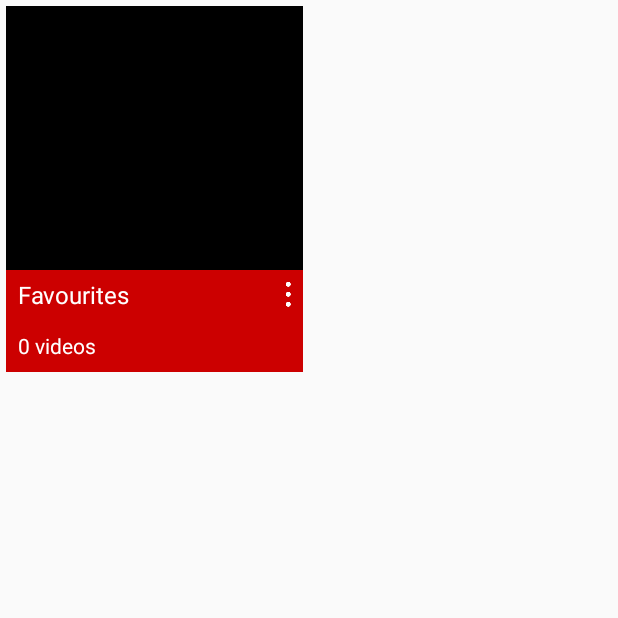
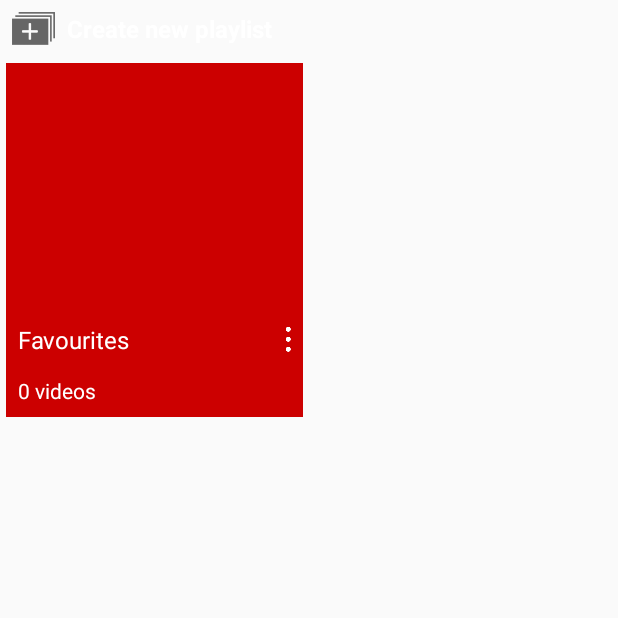
Before and after one commit to yshahak/YouTubePlayer, an Android app: the fragment TabPlaylistFragment shown on its own in the app's theme, on a phone screen of 412 x 824 dp, the top half of it. Run offline under Robolectric (Android 15) with nearby library versions, the phone set to English and light mode, and no system bars; our stand-ins replace Picasso; pictures from the network do not load.

Commit message:
Add playlists

```diff
--- a/app/src/main/java/pro/myvideos/youtubeplayer/adapters/CustomPagerAdapter.java
+++ b/app/src/main/java/pro/myvideos/youtubeplayer/adapters/CustomPagerAdapter.java
@@ -23,6 +23,11 @@ public class CustomPagerAdapter extends FragmentPagerAdapter {
     }
 
     @Override
+    public int getItemPosition(Object object) {
+        return (object instanceof TabHomeFragment) ? POSITION_UNCHANGED : POSITION_NONE;
+    }
+
+    @Override
     public int getCount() {
         return 2;
     }
--- a/app/src/main/java/pro/myvideos/youtubeplayer/adapters/RecyclerAdapterPlaylist.java
+++ b/app/src/main/java/pro/myvideos/youtubeplayer/adapters/RecyclerAdapterPlaylist.java
@@ -1,16 +1,20 @@
 package pro.myvideos.youtubeplayer.adapters;
 
 import android.content.Context;
+import android.net.Uri;
 import android.support.v7.widget.RecyclerView;
 import android.view.LayoutInflater;
 import android.view.View;
 import android.view.ViewGroup;
-import android.widget.GridLayout;
+import android.widget.ImageView;
 import android.widget.TextView;
+
+import com.squareup.picasso.Picasso;
 
 import pro.myvideos.youtubeplayer.R;
 import pro.myvideos.youtubeplayer.activities.MainActivity;
 import pro.myvideos.youtubeplayer.data.Playlist;
+import pro.myvideos.youtubeplayer.data.VideoData;
 
 /**
  * Created by B.E.L on 06/11/2016.
@@ -36,6 +40,33 @@ public class RecyclerAdapterPlaylist extends RecyclerView.Adapter<RecyclerAdapte
         Playlist playlist = MainActivity.playlists.get(position);
         holder.playlistCount.setText(String.format(countFormatter, playlist.getVideos().size()));
         holder.playlistTitle.setText(playlist.getPlaylistName());
+        int count = 0;
+        for (VideoData videoData : playlist.getVideos()){
+            ImageView imageView = null;
+            switch (count){
+                case 0:
+                    imageView = holder.thumb0;
+                    break;
+                case 1:
+                    imageView = holder.thumb1;
+                    break;
+                case 2:
+                    imageView = holder.thumb2;
+                    break;
+                case 3:
+                    imageView = holder.thumb3;
+                    break;
+            }
+            Picasso.
+                    with(holder.itemView.getContext())
+                    .load(Uri.parse(videoData.getImg_src()))
+                    .fit()
+                    .into(imageView);
+            count++;
+            if (count == 4){
+                break;
+            }
+        }
     }
 
     @Override
@@ -45,13 +76,17 @@ public class RecyclerAdapterPlaylist extends RecyclerView.Adapter<RecyclerAdapte
 
     class Holder extends RecyclerView.ViewHolder implements View.OnClickListener {
 
-        GridLayout gridLayout;
+        ImageView thumb0, thumb1, thumb2, thumb3;
         TextView playlistTitle, playlistCount;
         View playlistMenu;
 
         Holder(View itemView) {
             super(itemView);
-            gridLayout = (GridLayout) itemView.findViewById(R.id.grid_layout);
+            thumb0 = (ImageView) itemView.findViewById(R.id.thumb0);
+            thumb1 = (ImageView) itemView.findViewById(R.id.thumb1);
+            thumb2 = (ImageView) itemView.findViewById(R.id.thumb2);
+            thumb3 = (ImageView) itemView.findViewById(R.id.thumb3);
+
             playlistTitle = (TextView)itemView.findViewById(R.id.playlist_title);
             playlistCount = (TextView)itemView.findViewById(R.id.playlist_count);
             playlistMenu = itemView.findViewById(R.id.playlist_menu);
--- a/app/src/main/java/pro/myvideos/youtubeplayer/fragments/TabPlaylistFragment.java
+++ b/app/src/main/java/pro/myvideos/youtubeplayer/fragments/TabPlaylistFragment.java
@@ -2,6 +2,7 @@ package pro.myvideos.youtubeplayer.fragments;
 
 import android.os.Bundle;
 import android.support.annotation.Nullable;
+import android.support.v4.app.DialogFragment;
 import android.support.v4.app.Fragment;
 import android.support.v7.widget.GridLayoutManager;
 import android.support.v7.widget.RecyclerView;
@@ -9,15 +10,14 @@ import android.view.LayoutInflater;
 import android.view.View;
 import android.view.ViewGroup;
 
+import pro.myvideos.youtubeplayer.R;
 import pro.myvideos.youtubeplayer.adapters.RecyclerAdapterPlaylist;
 
 /**
  * Created by B.E.L on 06/11/2016.
  */
 
-public class TabPlaylistFragment extends Fragment{
-
-    private RecyclerView recyclerView;
+public class TabPlaylistFragment extends Fragment implements View.OnClickListener{
 
     public static TabPlaylistFragment newInstance(){
         return new TabPlaylistFragment();
@@ -26,10 +26,19 @@ public class TabPlaylistFragment extends Fragment{
     @Nullable
     @Override
     public View onCreateView(LayoutInflater inflater, @Nullable ViewGroup container, @Nullable Bundle savedInstanceState) {
-        recyclerView = new RecyclerView(getContext());
+        ViewGroup viewGroup = (ViewGroup) inflater.inflate(R.layout.fragment_playlist, container, false);
+        RecyclerView recyclerView = (RecyclerView) viewGroup.findViewById(R.id.recycler_view);
         GridLayoutManager gridLayoutManager = new GridLayoutManager(getContext(), 2);
         recyclerView.setLayoutManager(gridLayoutManager);
         recyclerView.setAdapter(new RecyclerAdapterPlaylist(getContext()));
-        return recyclerView;
+        viewGroup.findViewById(R.id.btn_create_playlist).setOnClickListener(this);
+        return viewGroup;
+    }
+
+    @Override
+    public void onClick(View view) {
+        DialogFragment newDialog = new DialogAddCustomPlaylist();
+        DialogAddCustomPlaylist.playedVideo = null;
+        newDialog.show(getFragmentManager(), "");
     }
 }
--- a/app/src/main/res/layout/cell_playlist_tab.xml
+++ b/app/src/main/res/layout/cell_playlist_tab.xml
@@ -1,53 +1,54 @@
 <?xml version="1.0" encoding="utf-8"?>
-<LinearLayout
-    xmlns:android="http://schemas.android.com/apk/res/android"
+<LinearLayout xmlns:android="http://schemas.android.com/apk/res/android"
+    xmlns:tools="http://schemas.android.com/tools"
     android:layout_width="match_parent"
     android:layout_height="wrap_content"
-    xmlns:tools="http://schemas.android.com/tools"
     android:layout_margin="4dp"
     android:background="@android:color/holo_red_dark"
     android:orientation="vertical">
 
-    <GridLayout
-        android:id="@+id/grid_layout"
+    <LinearLayout
+        android:layout_width="match_parent"
+        android:layout_height="wrap_content">
+
+        <ImageView
+            android:id="@+id/thumb0"
+            android:layout_width="0dp"
+            android:layout_height="@dimen/playlist_thumb"
+            android:layout_margin="4dp"
+            android:layout_weight="1"
+            tools:src="@drawable/options_dots" />
+        <ImageView
+            android:id="@+id/thumb1"
+            android:layout_width="0dp"
+            android:layout_height="@dimen/playlist_thumb"
+            android:layout_margin="4dp"
+            android:layout_weight="1"
+            tools:src="@drawable/options_dots" />
+
+    </LinearLayout>
+
+    <LinearLayout
         android:layout_width="match_parent"
         android:layout_height="wrap_content"
-        android:layout_gravity="center_horizontal"
-        android:background="@android:color/black"
-        android:rowCount="2"
-        android:columnCount="2">
+        android:layout_marginTop="8dp">
 
         <ImageView
-            android:layout_width="@dimen/playlist_thumb"
+            android:id="@+id/thumb2"
+            android:layout_width="0dp"
             android:layout_height="@dimen/playlist_thumb"
-            android:padding="8dp"
-            android:layout_margin="8dp"
-            tools:src="@drawable/options_dots"/>
+            android:layout_margin="4dp"
+            android:layout_weight="1"
+            tools:src="@drawable/options_dots" />
+        <ImageView
+            android:id="@+id/thumb3"
+            android:layout_width="0dp"
+            android:layout_height="@dimen/playlist_thumb"
+            android:layout_margin="4dp"
+            android:layout_weight="1"
+            tools:src="@drawable/options_dots" />
 
-
-        <ImageView
-            android:layout_width="@dimen/playlist_thumb"
-            android:layout_height="@dimen/playlist_thumb"
-            android:layout_margin="8dp"
-            android:padding="8dp"
-            tools:src="@drawable/options_dots"/>
-
-
-        <ImageView
-            android:layout_width="@dimen/playlist_thumb"
-            android:layout_height="@dimen/playlist_thumb"
-            android:padding="8dp"
-            android:layout_margin="8dp"
-            tools:src="@drawable/options_dots"/>
-
-        <ImageView
-            android:layout_width="@dimen/playlist_thumb"
-            android:layout_height="@dimen/playlist_thumb"
-            android:padding="8dp"
-            android:layout_margin="8dp"
-            tools:src="@drawable/options_dots"/>
-
-    </GridLayout>
+    </LinearLayout>
 
     <LinearLayout
         android:layout_width="match_parent"
@@ -58,33 +59,27 @@
             android:id="@+id/playlist_title"
             android:layout_width="wrap_content"
             android:layout_height="wrap_content"
+            android:layout_gravity="center_vertical"
             android:layout_weight="1"
-            android:textSize="16sp"
-            android:textColor="@android:color/white"
             android:gravity="left"
             android:paddingLeft="8dp"
-            android:layout_gravity="center_vertical"/>
+            android:textColor="@android:color/white"
+            android:textSize="16sp" />
 
         <ImageView
             android:id="@+id/playlist_menu"
             android:layout_width="wrap_content"
             android:layout_height="wrap_content"
             android:padding="8dp"
-            android:src="@drawable/options_dots"/>
+            android:src="@drawable/options_dots" />
     </LinearLayout>
 
     <TextView
         android:id="@+id/playlist_count"
         android:layout_width="wrap_content"
-        android:textColor="@android:color/white"
         android:layout_height="wrap_content"
-        android:layout_margin="8dp"/>
-
-
-
-
-
-
+        android:layout_margin="8dp"
+        android:textColor="@android:color/white" />
 
 
 </LinearLayout>
--- /dev/null
+++ b/app/src/main/res/layout/fragment_playlist.xml
@@ -0,0 +1,25 @@
+<?xml version="1.0" encoding="utf-8"?>
+<LinearLayout xmlns:android="http://schemas.android.com/apk/res/android"
+    android:layout_width="match_parent"
+    android:layout_height="match_parent"
+    android:orientation="vertical">
+
+    <TextView
+        android:id="@+id/btn_create_playlist"
+        android:layout_width="wrap_content"
+        android:layout_height="wrap_content"
+        android:drawableLeft="@drawable/createplaylist_pop_icon"
+        android:drawablePadding="8dp"
+        android:textSize="16sp"
+        android:textStyle="bold"
+        android:text="@string/dialog_new_playlist"
+        android:textColor="@android:color/white"
+        android:padding="8dp"/>
+
+
+    <android.support.v7.widget.RecyclerView
+        android:id="@+id/recycler_view"
+        android:layout_width="match_parent"
+        android:layout_height="wrap_content" />
+
+</LinearLayout>
```
Also changed, not shown: app/src/main/java/pro/myvideos/youtubeplayer/activities/MainActivity.java (+13 -0 lines), app/src/main/java/pro/myvideos/youtubeplayer/data/Playlist.java (+8 -0 lines), app/src/main/java/pro/myvideos/youtubeplayer/fragments/DialogAdd.java (+18 -51 lines), app/src/main/java/pro/myvideos/youtubeplayer/fragments/DialogAddCustomPlaylist.java (+6 -35 lines), app/src/main/java/pro/myvideos/youtubeplayer/fragments/TabHomeFragment.java (+8 -13 lines).
